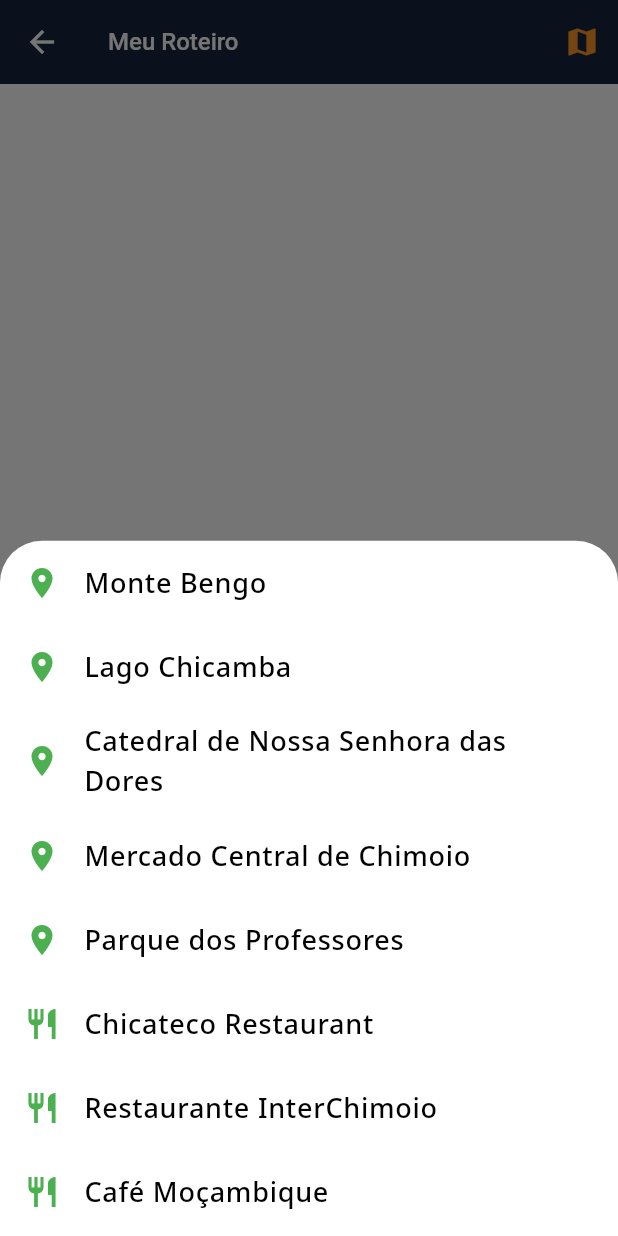
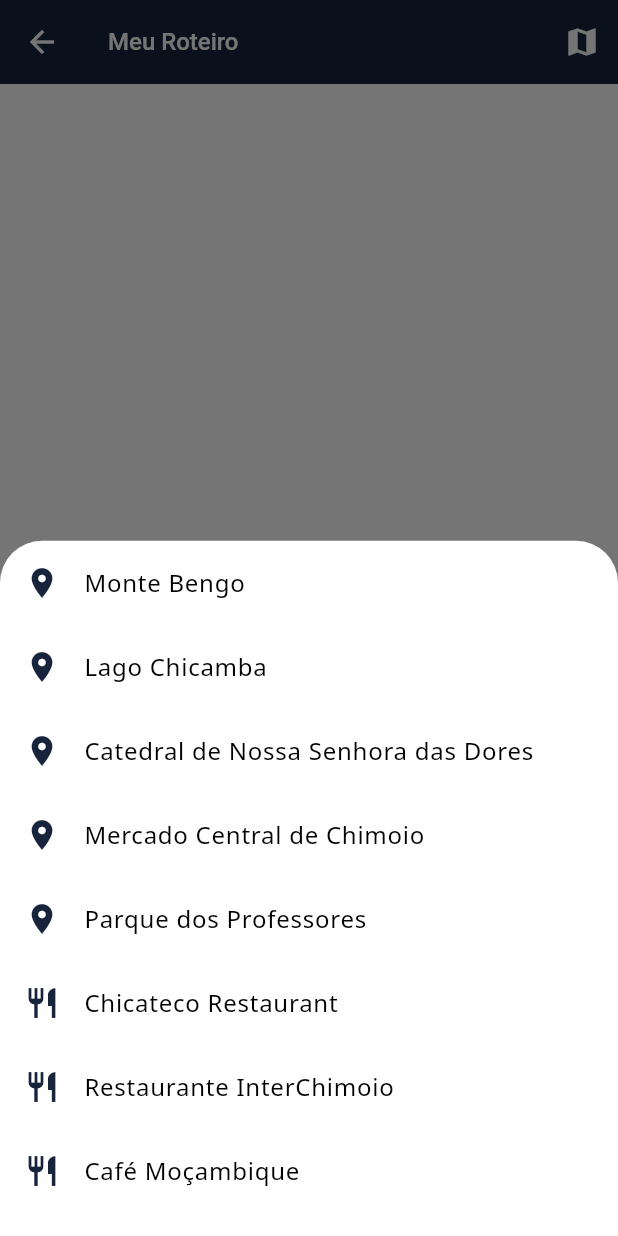
Before and after one commit to YMatique/chimoio_tour_guide, a Flutter app: the ItineraryScreen screen opened directly, after a tap on the "add" icon, on a phone screen of 412 x 824 dp. Run offline on Flutter 3.47's test engine with Material 3 defaults, Android fonts, the phone set to English and light mode, and no system bars; our stand-ins replace google_maps_flutter, location, sqflite; accounts and stored records are empty.

Commit message:
customizing itinerary

```diff
--- a/lib/screens/itinerary_screen.dart
+++ b/lib/screens/itinerary_screen.dart
@@ -27,7 +27,7 @@ class _ItineraryScreenState extends State<ItineraryScreen> {
         // backgroundColor: Colors.green,
         actions: [
           IconButton(
-            icon: Icon(Icons.map, color: Color(0xFFFF9626)),
+            icon: Icon(Icons.map, color: Colors.white),
             onPressed: itinerary.isNotEmpty ? _showItineraryOnMap : null,
             tooltip: 'Ver no Mapa',
           ),
@@ -60,13 +60,14 @@ class _ItineraryScreenState extends State<ItineraryScreen> {
                                     : Icons.event,
                                 color: Color(0xFFFF9626),
                               ),
-                              title: Text(item.name),
+                              title: Text(item.name, style: TextStyle(fontSize: 16, fontWeight: FontWeight.w500),),
                               subtitle: Text(
                                 item is TouristSpot
                                     ? (item as TouristSpot).description
                                     : item is Restaurant
                                     ? (item as Restaurant).cuisine
                                     : '${(item as Event).dateTime} - ${(item as Event).location}',
+                                style: TextStyle(fontSize: 14, fontWeight: FontWeight.w400),
                               ),
                               trailing: IconButton(
                                 icon: Icon(
@@ -86,7 +87,7 @@ class _ItineraryScreenState extends State<ItineraryScreen> {
           ),
           if (itinerary.isNotEmpty)
             Container(
-              padding: EdgeInsets.all(10),
+              padding: EdgeInsets.all(15),
               color: Colors.white.withOpacity(0.9),
               child: Row(
                 mainAxisAlignment: MainAxisAlignment.spaceBetween,
@@ -102,8 +103,9 @@ class _ItineraryScreenState extends State<ItineraryScreen> {
       ),
       floatingActionButton: FloatingActionButton(
         onPressed: _addItemToItinerary,
+        backgroundColor: Color(0xFF18243C),
         child: Icon(Icons.add),
-        backgroundColor: Color(0xFF18243C),
+        elevation: 1,
       ),
     );
   }
@@ -128,9 +130,9 @@ class _ItineraryScreenState extends State<ItineraryScreen> {
                     : item is Restaurant
                     ? Icons.restaurant
                     : Icons.event,
-                color: Colors.green,
+                color:Color(0xFF18243C),
               ),
-              title: Text(item.name),
+              title: Text(item.name, style: TextStyle(fontWeight: FontWeight.w400, fontSize: 16),),
               onTap: () {
                 setState(() {
                   if (!itinerary.contains(item)) {
```
